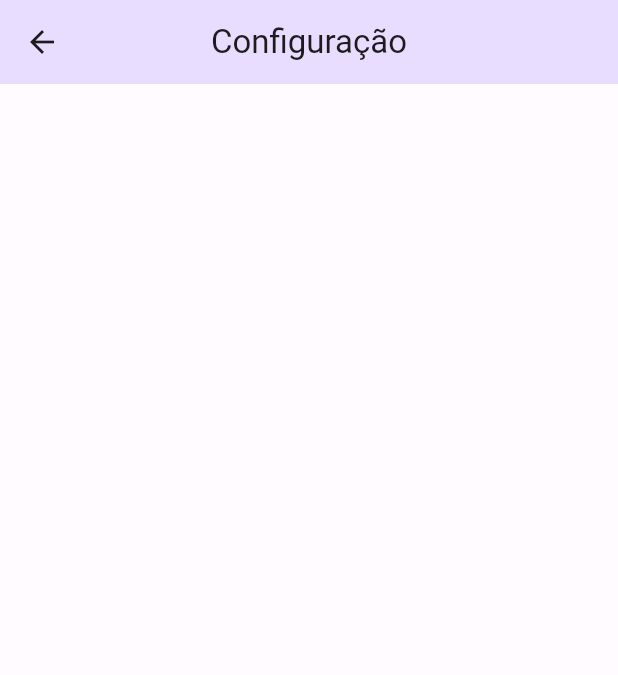
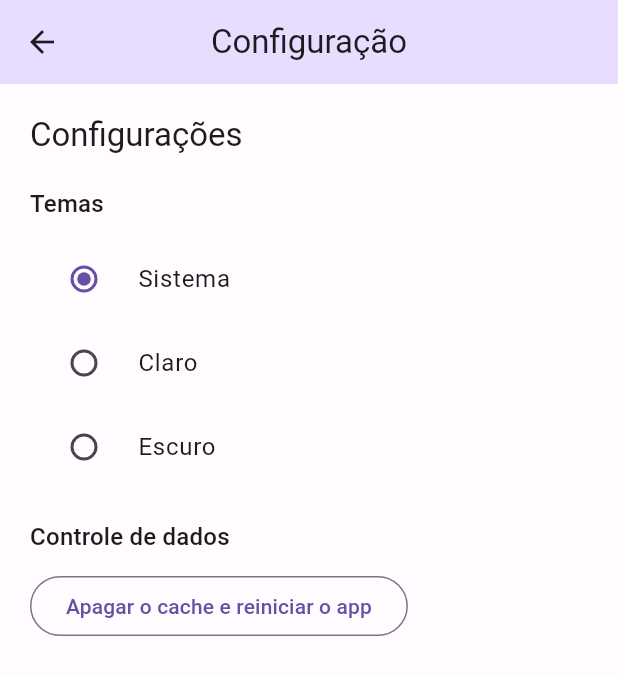
Before and after one commit to AmandaCleto/flutter-and-dart--list-offline-first--front-and-back, a Flutter app: the ConfigurationPage screen opened by its route, on a phone screen of 412 x 824 dp. Shown: the top 675 px of the screen. Run offline on Flutter 3.47's test engine with Material 2 defaults, Android fonts, the phone set to English and light mode, and no system bars; our stand-ins replace flutter_modular.

Commit message:
feat: create themeMode state and persist it in app_module; create configuration page

```diff
--- a/frontend/lib/src/app_module.dart
+++ b/frontend/lib/src/app_module.dart
@@ -1,9 +1,15 @@
 import 'package:flutter_modular/flutter_modular.dart';
 import 'package:list/src/configuration/configuration_page.dart';
+import 'package:list/src/shared/store/app_store.dart';
 
 import './home/home_module.dart';
 
 class AppModule extends Module {
+  @override
+  List<Bind<Object>> get binds => [
+        Bind.singleton((i) => AppStore()),
+      ];
+
   @override
   List<ModularRoute> get routes => [
         ModuleRoute('/home', module: HomeModule()),
--- a/frontend/lib/src/app_widget.dart
+++ b/frontend/lib/src/app_widget.dart
@@ -1,5 +1,6 @@
 import 'package:flutter/material.dart';
 import 'package:flutter_modular/flutter_modular.dart';
+import 'package:list/src/shared/store/app_store.dart';
 
 import 'shared/themes/themes.dart';
 
@@ -9,11 +10,14 @@ class AppWidget extends StatelessWidget {
   @override
   Widget build(BuildContext context) {
     Modular.setInitialRoute('/home/');
+    final appStore = context.watch<AppStore>(
+      (store) => store.themeMode,
+    );
 
     return MaterialApp.router(
       title: 'List',
       debugShowCheckedModeBanner: false,
-      // themeMode: ThemeMode.dark,
+      themeMode: appStore.themeMode.value,
       theme: lightTheme,
       darkTheme: dartTheme,
       routerDelegate: Modular.routerDelegate,
--- a/frontend/lib/src/configuration/configuration_page.dart
+++ b/frontend/lib/src/configuration/configuration_page.dart
@@ -1,4 +1,6 @@
 import 'package:flutter/material.dart';
+import 'package:flutter_modular/flutter_modular.dart';
+import 'package:list/src/shared/store/app_store.dart';
 
 class ConfigurationPage extends StatefulWidget {
   const ConfigurationPage({Key? key}) : super(key: key);
@@ -10,11 +12,60 @@ class ConfigurationPage extends StatefulWidget {
 class _ConfigurationPageState extends State<ConfigurationPage> {
   @override
   Widget build(BuildContext context) {
+    final appStore = context.watch<AppStore>((store) => store.themeMode);
+
     return Scaffold(
       appBar: AppBar(
         title: const Text('Configuração'),
       ),
-      body: Container(),
+      body: Padding(
+        padding: const EdgeInsets.fromLTRB(20, 20, 20, 0),
+        child: Column(
+          crossAxisAlignment: CrossAxisAlignment.start,
+          children: [
+            Text(
+              'Configurações',
+              style: Theme.of(context).textTheme.titleLarge,
+            ),
+            const SizedBox(height: 20),
+            Text(
+              'Temas',
+              style: Theme.of(context).textTheme.titleMedium,
+            ),
+            const SizedBox(height: 10),
+            RadioListTile<ThemeMode>(
+              value: ThemeMode.system,
+              groupValue: appStore.themeMode.value,
+              title: const Text(
+                'Sistema',
+              ),
+              onChanged: appStore.changeThemeMode,
+            ),
+            RadioListTile<ThemeMode>(
+              value: ThemeMode.light,
+              groupValue: appStore.themeMode.value,
+              title: const Text('Claro'),
+              onChanged: appStore.changeThemeMode,
+            ),
+            RadioListTile<ThemeMode>(
+              value: ThemeMode.dark,
+              groupValue: appStore.themeMode.value,
+              title: const Text('Escuro'),
+              onChanged: appStore.changeThemeMode,
+            ),
+            const SizedBox(height: 20),
+            Text(
+              'Controle de dados',
+              style: Theme.of(context).textTheme.titleMedium,
+            ),
+            const SizedBox(height: 10),
+            OutlinedButton(
+              onPressed: () {},
+              child: Text('Apagar o cache e reiniciar o app'),
+            ),
+          ],
+        ),
+      ),
     );
   }
 }
--- /dev/null
+++ b/frontend/lib/src/shared/store/app_store.dart
@@ -0,0 +1,16 @@
+import 'package:flutter/material.dart';
+
+class AppStore {
+  final themeMode = ValueNotifier(ThemeMode.system);
+
+  void changeThemeMode(ThemeMode? mode) {
+    if (mode != null) {
+      themeMode.value = mode;
+      save();
+    }
+  }
+
+  void save() {
+    //TODO: salvar dados na base local
+  }
+}
```
